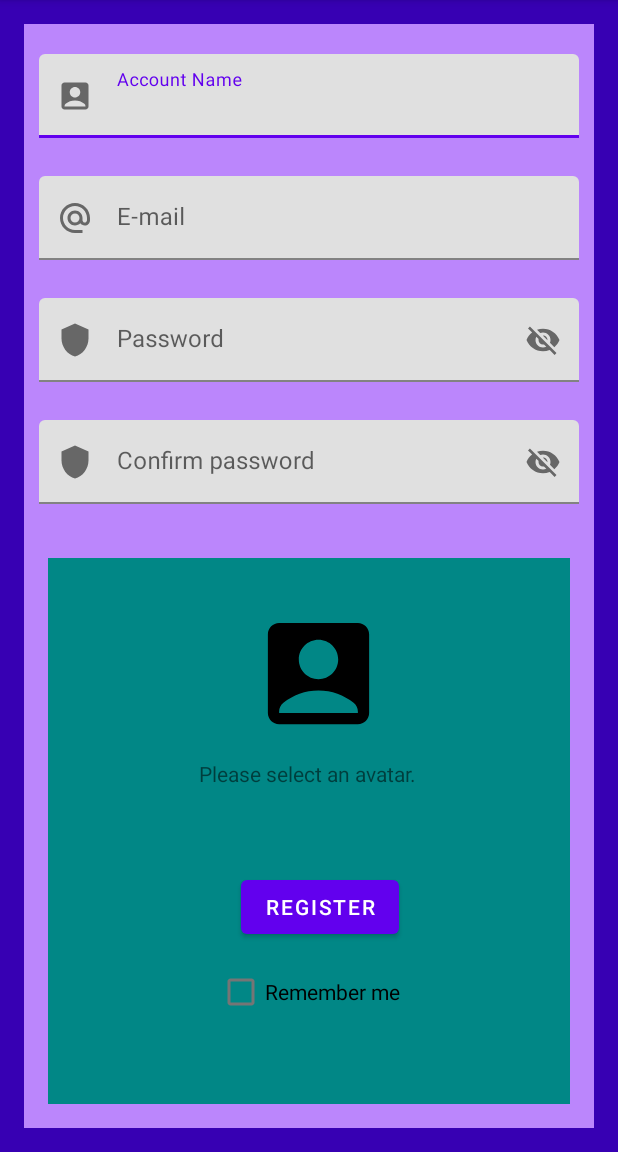
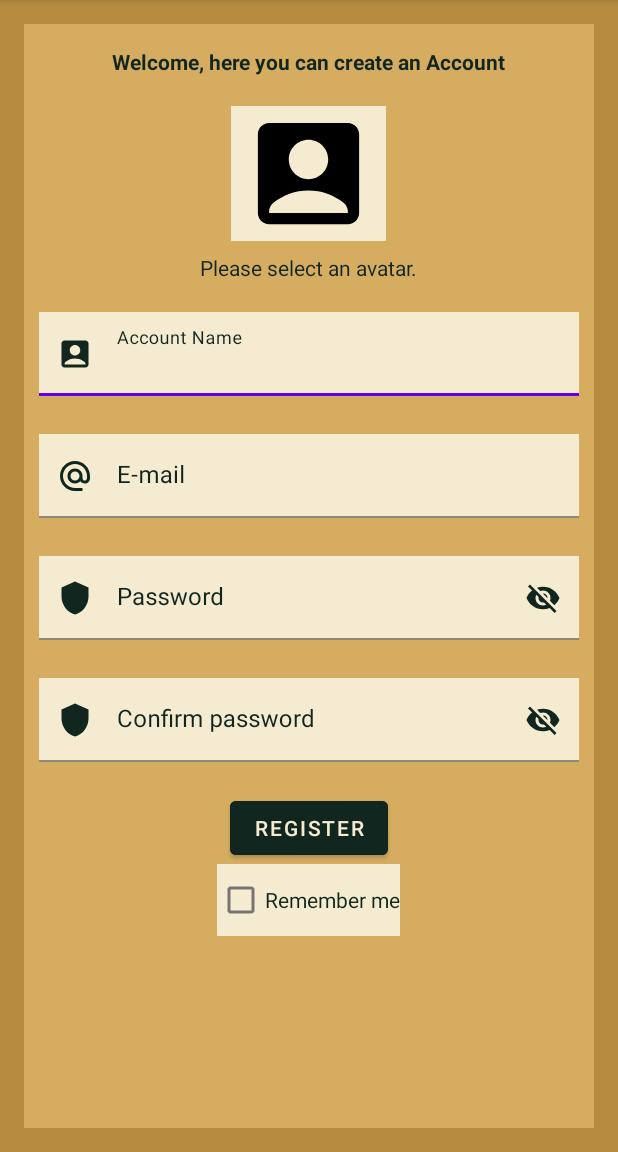
Before and after one commit to SimoneGuastoni/ProjectNewsBGN, an Android app: the RegisterActivity screen opened directly, with no data from a screen before it, on a phone screen of 412 x 824 dp, the part 84-1236 px from its top. Run offline under Robolectric (Android 15) with nearby library versions, the phone set to English and light mode, and no system bars.

Commit message:
Prima versione dell'applicazione,definiti funzionamento e layout di login,register,topic selection. Ancora tutto da definire, utilizzo di PrefRefs per salvare un utente che ha eseguito un login,utilizzo di un oggetto java Account che andrà in futuro popolato con i dati degli utenti. Controllo di mail e password limitato all'insermento di una stringa non vuota e una semplice comparisone tra stringhe.

```diff
--- a/app/build.gradle
+++ b/app/build.gradle
@@ -33,6 +33,8 @@ dependencies {
     implementation 'androidx.appcompat:appcompat:1.5.1'
     implementation 'com.google.android.material:material:1.7.0'
     implementation 'androidx.constraintlayout:constraintlayout:2.1.4'
+    implementation 'androidx.navigation:navigation-fragment:2.5.3'
+    implementation 'androidx.navigation:navigation-ui:2.5.3'
     testImplementation 'junit:junit:4.13.2'
     androidTestImplementation 'androidx.test.ext:junit:1.1.4'
     androidTestImplementation 'androidx.test.espresso:espresso-core:3.5.0'
--- a/app/src/main/java/com/example/projectnewsbgn/ForgotPasswordActivity.java
+++ b/app/src/main/java/com/example/projectnewsbgn/login/ForgotPasswordActivity.java
@@ -1,8 +1,10 @@
-package com.example.projectnewsbgn;
+package com.example.projectnewsbgn.login;
 
 import androidx.appcompat.app.AppCompatActivity;
 
 import android.os.Bundle;
+
+import com.example.projectnewsbgn.R;
 
 public class ForgotPasswordActivity extends AppCompatActivity {
 
--- /dev/null
+++ b/app/src/main/res/drawable/ic_baseline_search_24.xml
@@ -0,0 +1,5 @@
+<vector android:height="24dp" android:tint="#000000"
+    android:viewportHeight="24" android:viewportWidth="24"
+    android:width="24dp" xmlns:android="http://schemas.android.com/apk/res/android">
+    <path android:fillColor="@android:color/white" android:pathData="M15.5,14h-0.79l-0.28,-0.27C15.41,12.59 16,11.11 16,9.5 16,5.91 13.09,3 9.5,3S3,5.91 3,9.5 5.91,16 9.5,16c1.61,0 3.09,-0.59 4.23,-1.57l0.27,0.28v0.79l5,4.99L20.49,19l-4.99,-5zM9.5,14C7.01,14 5,11.99 5,9.5S7.01,5 9.5,5 14,7.01 14,9.5 11.99,14 9.5,14z"/>
+</vector>
--- a/app/src/main/res/layout/activity_forgot_password.xml
+++ b/app/src/main/res/layout/activity_forgot_password.xml
@@ -4,7 +4,8 @@
     xmlns:tools="http://schemas.android.com/tools"
     android:layout_width="match_parent"
     android:layout_height="match_parent"
-    tools:context=".ForgotPasswordActivity">
+    tools:context=".login.ForgotPasswordActivity"
+    android:background="@color/Tan">
 
     <TextView
         android:id="@+id/textView2"
--- a/app/src/main/res/layout/activity_register.xml
+++ b/app/src/main/res/layout/activity_register.xml
@@ -4,8 +4,8 @@
     xmlns:tools="http://schemas.android.com/tools"
     android:layout_width="match_parent"
     android:layout_height="match_parent"
-    tools:context=".RegisterActivity"
-    android:background="@color/purple_700">
+    tools:context=".login.RegisterActivity"
+    android:background="@color/Tan">
 
     <FrameLayout
         android:id="@+id/container"
@@ -21,13 +21,43 @@
             android:id="@+id/frameLayout"
             android:layout_width="match_parent"
             android:layout_height="match_parent"
+            android:background="@color/Gold"
             android:layout_margin="16dp">
 
             <LinearLayout
                 android:layout_width="match_parent"
                 android:layout_height="match_parent"
                 android:orientation="vertical"
-                android:background="@color/purple_200">
+                >
+
+                <TextView
+                    android:layout_width="wrap_content"
+                    android:layout_height="wrap_content"
+                    android:layout_marginTop="15dp"
+                    android:textColor="@color/Charcoal"
+                    android:text="@string/welcome_here_you_can_create_an_account"
+                    android:textStyle="bold"
+                    android:layout_gravity="center"
+                    />
+
+                <ImageView
+                    android:id="@+id/profileIcon"
+                    android:layout_width="103dp"
+                    android:layout_height="90dp"
+                    android:layout_marginTop="20dp"
+                    android:layout_gravity="center"
+                    android:background="@color/Cream"
+                    app:srcCompat="@drawable/ic_baseline_account_box_24" />
+
+                <TextView
+                    android:id="@+id/avatarSelectTExt"
+                    android:layout_width="wrap_content"
+                    android:layout_height="wrap_content"
+                    android:layout_marginTop="8dp"
+                    android:textColor="@color/Charcoal"
+                    android:text="@string/avatarSelectText"
+                    android:layout_gravity="center"
+                     />
 
                 <com.google.android.material.textfield.TextInputLayout
                     android:id="@+id/account"
@@ -38,12 +68,19 @@
                     android:layout_marginLeft="10dp"
                     android:layout_marginRight="10dp"
                     app:endIconMode="clear_text"
+                    app:endIconTint="@color/Charcoal"
+                    app:startIconTint="@color/Charcoal"
+                    app:hintTextColor="@color/Charcoal"
+                    android:textColorHint="@color/Charcoal"
                     app:startIconDrawable="@drawable/ic_baseline_account_box_24">
 
                     <com.google.android.material.textfield.TextInputEditText
                         android:layout_width="match_parent"
                         android:layout_height="wrap_content"
-                        android:hint="@string/account_name" />
+                        android:background="@color/Cream"
+                        android:hint="@string/account_name"
+                        android:textColor="@color/Charcoal"
+                        />
                 </com.google.android.material.textfield.TextInputLayout>
 
 
@@ -56,12 +93,18 @@
                     android:layout_marginLeft="10dp"
                     android:layout_marginRight="10dp"
                     app:endIconMode="clear_text"
+                    app:endIconTint="@color/Charcoal"
+                    app:startIconTint="@color/Charcoal"
+                    app:hintTextColor="@color/Charcoal"
+                    android:textColorHint="@color/Charcoal"
                     app:startIconDrawable="@drawable/ic_baseline_alternate_email_24">
 
                     <com.google.android.material.textfield.TextInputEditText
                         android:layout_width="match_parent"
                         android:layout_height="wrap_content"
-                        android:hint="@string/e_mail" />
+                        android:background="@color/Cream"
+                        android:hint="@string/e_mail"                    android:textColor="@color/Charcoal"
+                        />
                 </com.google.android.material.textfield.TextInputLayout>
 
                 <com.google.android.material.textfield.TextInputLayout
@@ -73,12 +116,18 @@
                     android:layout_marginBottom="20dp"
                     android:layout_marginLeft="10dp"
                     android:layout_marginRight="10dp"
+                    app:endIconTint="@color/Charcoal"
+                    app:startIconTint="@color/Charcoal"
+                    android:textColorHint="@color/Charcoal"
                     app:startIconDrawable="@drawable/ic_baseline_shield_24">
 
                     <com.google.android.material.textfield.TextInputEditText
                         android:layout_width="match_parent"
                         android:layout_height="wrap_content"
-                        android:hint="@string/password" />
+                        android:background="@color/Cream"
+                        android:hint="@string/password"
+                        android:textColor="@color/Charcoal"
+                        />
                 </com.google.android.material.textfield.TextInputLayout>
 
                 <com.google.android.material.textfield.TextInputLayout
@@ -90,72 +139,39 @@
                     android:layout_marginBottom="20dp"
                     android:layout_marginLeft="10dp"
                     android:layout_marginRight="10dp"
+                    app:endIconTint="@color/Charcoal"
+                    android:textColorHint="@color/Charcoal"
+                    app:startIconTint="@color/Charcoal"
                     app:startIconDrawable="@drawable/ic_baseline_shield_24">
 
                     <com.google.android.material.textfield.TextInputEditText
                         android:layout_width="match_parent"
                         android:layout_height="wrap_content"
-                        android:hint="@string/confirm_password" />
+                        android:background="@color/Cream"
+                        android:hint="@string/confirm_password"
+                        android:textColor="@color/Charcoal"
+                        />
                 </com.google.android.material.textfield.TextInputLayout>
 
-                <androidx.constraintlayout.widget.ConstraintLayout
-                    android:layout_width="match_parent"
-                    android:layout_height="match_parent"
-                    android:layout_margin="16dp"
-                    android:background="@color/teal_700">
+                <Button
+                    android:id="@+id/registerBtn"
+                    android:layout_width="wrap_content"
+                    android:layout_height="wrap_content"
+                    android:text="@string/register"
+                    android:textColor="@color/Cream"
+                    android:backgroundTint="@color/Charcoal"
+                    android:layout_gravity="center"/>
 
-
-                    <ImageView
-                        android:id="@+id/profileIcon"
-                        android:layout_width="103dp"
-                        android:layout_height="90dp"
-                        android:layout_marginTop="32dp"
-                        app:layout_constraintEnd_toEndOf="parent"
-                        app:layout_constraintHorizontal_bias="0.525"
-                        app:layout_constraintStart_toStartOf="parent"
-                        app:layout_constraintTop_toTopOf="parent"
-                        app:srcCompat="@drawable/ic_baseline_account_box_24" />
-
-                    <CheckBox
-                        android:id="@+id/rememberCbRegister"
-                        android:layout_width="wrap_content"
-                        android:layout_height="wrap_content"
-                        android:layout_marginTop="4dp"
-                        android:text="@string/remember_me"
-                        app:layout_constraintBottom_toBottomOf="parent"
-                        app:layout_constraintEnd_toEndOf="parent"
-                        app:layout_constraintHorizontal_bias="0.498"
-                        app:layout_constraintStart_toStartOf="parent"
-                        app:layout_constraintTop_toBottomOf="@+id/registerBtn"
-                        app:layout_constraintVertical_bias="0.08" />
-
-
-                    <Button
-                        android:id="@+id/registerBtn"
-                        android:layout_width="wrap_content"
-                        android:layout_height="wrap_content"
-                        android:layout_marginBottom="28dp"
-                        android:text="@string/register"
-                        app:layout_constraintBottom_toBottomOf="parent"
-                        app:layout_constraintEnd_toEndOf="parent"
-                        app:layout_constraintHorizontal_bias="0.531"
-                        app:layout_constraintStart_toStartOf="parent"
-                        app:layout_constraintTop_toBottomOf="@id/avatarSelectTExt"
-                        app:layout_constraintVertical_bias="0.409" />
-
-                    <TextView
-                        android:id="@+id/avatarSelectTExt"
-                        android:layout_width="wrap_content"
-                        android:layout_height="wrap_content"
-                        android:layout_marginTop="12dp"
-                        android:text="@string/avatarSelectText"
-                        app:layout_constraintEnd_toEndOf="parent"
-                        app:layout_constraintHorizontal_bias="0.497"
-                        app:layout_constraintStart_toStartOf="parent"
-                        app:layout_constraintTop_toBottomOf="@+id/profileIcon" />
-
-
-                </androidx.constraintlayout.widget.ConstraintLayout>
+                <CheckBox
+                    android:id="@+id/rememberCbRegister"
+                    android:layout_width="wrap_content"
+                    android:layout_height="wrap_content"
+                    android:textColor="@color/Charcoal"
+                    android:text="@string/remember_me"
+                    app:layout_constraintVertical_bias="0.095"
+                    android:layout_gravity="center"
+                    android:background="@color/Cream"
+                    />
 
             </LinearLayout>
         </FrameLayout>
--- a/app/src/main/res/values/colors.xml
+++ b/app/src/main/res/values/colors.xml
@@ -7,4 +7,12 @@
     <color name="teal_700">#FF018786</color>
     <color name="black">#FF000000</color>
     <color name="white">#FFFFFFFF</color>
+    <color name="DarkBlue">#050A30</color>
+    <color name="NavyBlue">#000C66</color>
+    <color name="Blue">#0000FF</color>
+    <color name="BabyBlue">#0000FF</color>
+    <color name="Tan">#B68D40</color>
+    <color name="Cream">#F4EBD0</color>
+    <color name="Charcoal">#122620</color>
+    <color name="Gold">#D6AD60</color>
 </resources>
```
Also changed, not shown: app/src/main/AndroidManifest.xml (+11 -4 lines), app/src/main/java/com/example/projectnewsbgn/homepage/MainActivity.java (renamed from app/src/main/java/com/example/projectnewsbgn/HomeActivity.java, +20 -7 lines), app/src/main/java/com/example/projectnewsbgn/login/LoginActivity.java (renamed from app/src/main/java/com/example/projectnewsbgn/LoginActivity.java, +10 -8 lines), app/src/main/java/com/example/projectnewsbgn/login/RegisterActivity.java (renamed from app/src/main/java/com/example/projectnewsbgn/RegisterActivity.java, +19 -11 lines), app/src/main/java/com/example/projectnewsbgn/login/SelectionInterestActivity.java (added, +86 -0 lines), app/src/main/res/layout/activity_home.xml (deleted, +0 -33 lines), app/src/main/res/layout/activity_login.xml (+54 -34 lines), app/src/main/res/layout/activity_main.xml (added, +28 -0 lines), app/src/main/res/layout/activity_selection_interest.xml (added, +211 -0 lines), app/src/main/res/menu/bottom_menu_nav.xml (added, +15 -0 lines), app/src/main/res/values/strings.xml (+21 -1 lines).
